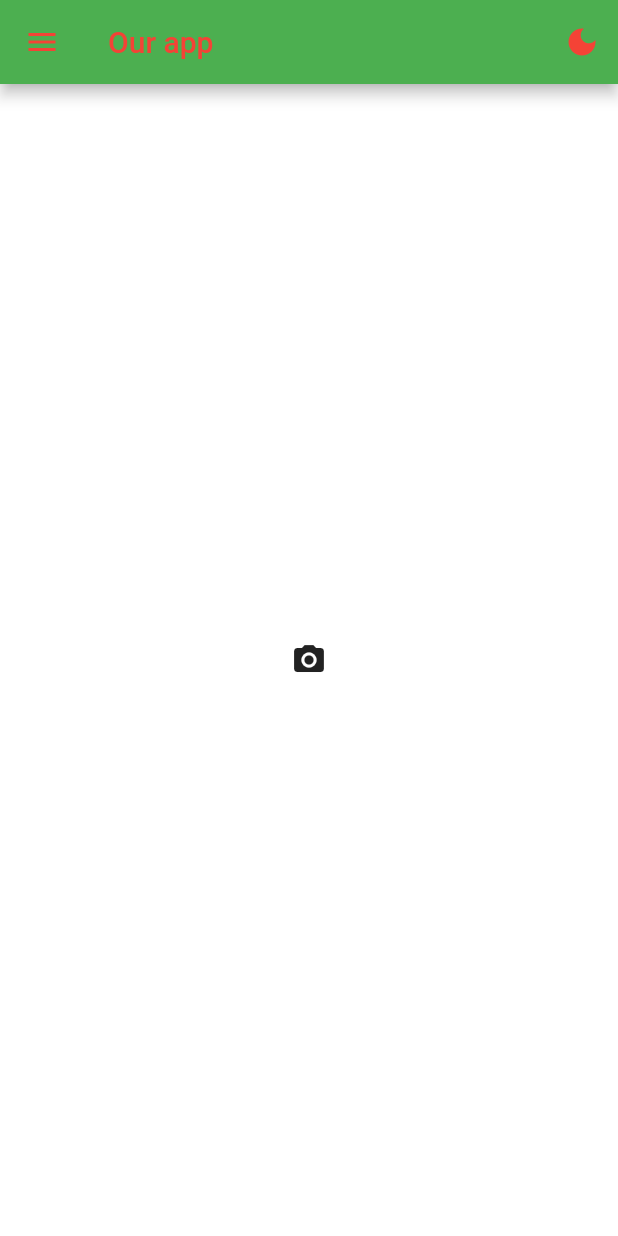
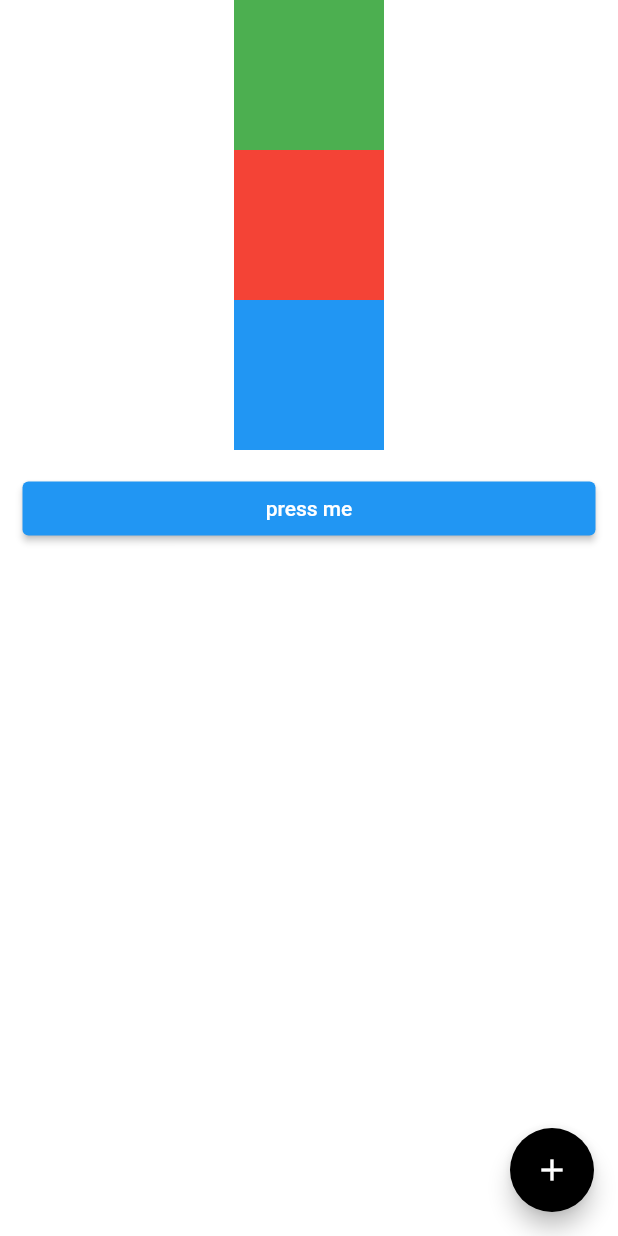
Before and after one commit to ArGendi/code-academy, a Flutter app: the screen it shows after launch, on a phone screen of 412 x 824 dp. Run offline on Flutter 3.47's test engine with Material 2 defaults, Android fonts, the phone set to English and light mode, and no system bars; our stand-ins replace image_picker.

Commit message:
listview, media query and floating action button

```diff
--- a/lib/main.dart
+++ b/lib/main.dart
@@ -18,44 +18,162 @@ class _MyAppState extends State<MyApp> {
   bool isDarkMode = false;
   int x = 0;
   File? imageFile;
+  GlobalKey<ScaffoldState> scaffoldKey = GlobalKey<ScaffoldState>();
+  List<String> names = ["Ahmed", "mohamed", "omar", "Abdelrahman", "Abdallah", "Mo Salah"];
+
+  void getImageFromCamera() async{
+    ImagePicker picker = ImagePicker();
+    XFile? xfile = await picker.pickImage(source: ImageSource.camera);
+    if(xfile != null){
+      setState(() {
+        imageFile = File(xfile.path);
+      });
+    }
+  }
 
   @override
   Widget build(BuildContext context) {
+    var screenSize = MediaQuery.of(context).size;
     return MaterialApp(
     debugShowCheckedModeBanner: false,
     home: Scaffold(
+      key: scaffoldKey,
       backgroundColor: isDarkMode ? Colors.grey[800] : Colors.white,
-      appBar: AppBar(
-        foregroundColor: Colors.red,
-        backgroundColor: isDarkMode ? Colors.black : Colors.green,
-        title: Text('Our app'),
-        leading: Icon(Icons.menu),
-        actions: [
-          IconButton(
-            onPressed: (){
-              setState(() {
-                isDarkMode = !isDarkMode;
-              });
-            },
-            icon: Icon(Icons.dark_mode),
+      floatingActionButton: FloatingActionButton(
+        backgroundColor: Colors.black,
+        child: Icon(Icons.add),
+        onPressed: (){},
+      ),
+      //floatingActionButtonLocation: FloatingActionButtonLocation.centerTop,
+      drawer: Drawer(
+        child: SafeArea(
+          child: Column(
+            children: [
+              UserAccountsDrawerHeader(
+                decoration: BoxDecoration(color: Colors.black),
+                accountName: Text("Abdelrahman"),
+                accountEmail: Text("abdelrahman@gmail.com"),
+                currentAccountPicture: CircleAvatar(
+                  backgroundImage: NetworkImage('https://hips.hearstapps.com/hmg-prod/images/dw-burnett-pcoty22-8260-1671143390.jpg?crop=0.668xw:1.00xh;0.184xw,0&resize=640:*'),
+                ),
+              ),
+              ListTile(
+                onTap: (){},
+                title: Text("Home"),
+                leading: Icon(Icons.home),
+                //subtitle: Text("this is home page"),
+                //trailing: Icon(Icons.search),
+              ),
+              ListTile(
+                onTap: (){},
+                title: Text("Men section"),
+                leading: Icon(Icons.home),
+                //subtitle: Text("this is home page"),
+                //trailing: Icon(Icons.search),
+              ),
+              ListTile(
+                onTap: (){},
+                title: Text("Admin section"),
+                leading: Icon(Icons.home),
+                //subtitle: Text("this is home page"),
+                //trailing: Icon(Icons.search),
+              ),
+              Spacer(),
+              ListTile(
+                onTap: (){},
+                title: const Text("Log out", style: TextStyle(color: Colors.red),),
+                leading: Icon(Icons.exit_to_app, color: Colors.red,),
+                //subtitle: Text("this is home page"),
+                //trailing: Icon(Icons.search),
+              ),
+            ],
           ),
-        ],
+        ),
       ),
-      body: Center(
+      // appBar: AppBar(
+      //   foregroundColor: Colors.white,
+      //   backgroundColor: isDarkMode ? Colors.black : Colors.green,
+      //   title: Text('Our app'),
+      //   // leading: Icon(Icons.menu),
+      //   actions: [
+      //     IconButton(
+      //       onPressed: (){
+      //         setState(() {
+      //           isDarkMode = !isDarkMode;
+      //         });
+      //       },
+      //       icon: Icon(Icons.dark_mode),
+      //     ),
+      //   ],
+      // ),
+      // body: Center(
+      //   child: Column(
+      //     mainAxisAlignment: MainAxisAlignment.center,
+      //     children: [
+      //       CircleAvatar(
+      //         radius: 60,
+      //         backgroundImage: imageFile != null ? FileImage(imageFile!) : null,
+      //         child: imageFile == null ? IconButton(
+      //         icon: Icon(Icons.camera_alt),
+      //           onPressed: (){
+      //             getImageFromCamera();
+      //           },
+      //         ) : null,
+      //       ),
+      //       IconButton(
+      //         icon: Icon(Icons.menu),
+      //         onPressed: (){
+      //           scaffoldKey.currentState!.openDrawer();
+      //         },
+      //       ),
+      //     ],
+      //   ),
+      // ),
+      // body: SafeArea(
+      //   child: Padding(
+      //     padding: const EdgeInsets.all(15.0),
+      //     child: ListView.separated(
+      //       itemCount: names.length,
+      //       itemBuilder: (context, i){
+      //         return Container(
+      //           height: 150,
+      //           color: Colors.green,
+      //           child: Center(child: Text(names[i])),
+      //         );
+      //       },
+      //       separatorBuilder: (BuildContext context, int index) {
+      //         return SizedBox(height: 10,);
+      //        },
+      //     ),
+      //   ),
+      // ),
+      body: SafeArea(
         child: Column(
-          mainAxisAlignment: MainAxisAlignment.center,
           children: [
-            if(imageFile != null)
-              Image.file(imageFile!),
-            IconButton(
-              icon: Icon(Icons.camera_alt),
-              onPressed: () async{
-                ImagePicker picker = ImagePicker();
-                XFile? xfile = await picker.pickImage(source: ImageSource.camera);
-                if(xfile != null){
-                  imageFile = File(xfile.path);
-                }
-              },
+            Container(
+              width: 100,
+              height: 100,
+              color: Colors.green,
+            ),
+            Container(
+              width: 100,
+              height: 100,
+              color: Colors.red,
+            ),
+            Container(
+              width: 100,
+              height: 100,
+              color: Colors.blue,
+            ),
+            Padding(
+              padding: const EdgeInsets.all(15.0),
+              child: SizedBox(
+                width: screenSize.width,
+                child: ElevatedButton(
+                  onPressed: (){},
+                  child: Text("press me"),
+                ),
+              ),
             ),
           ],
         ),
```
